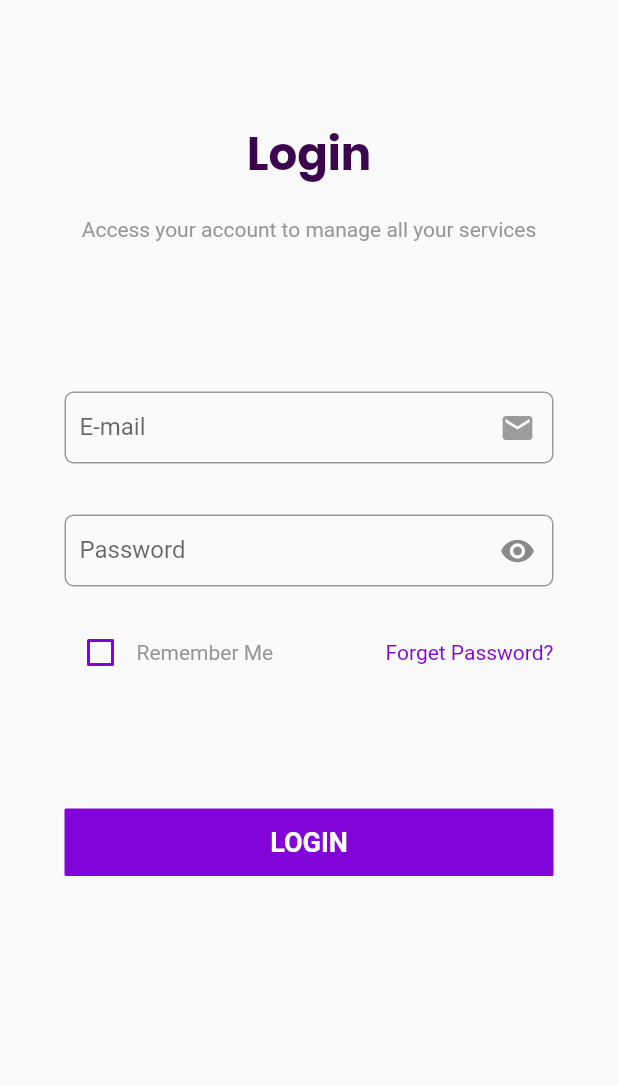
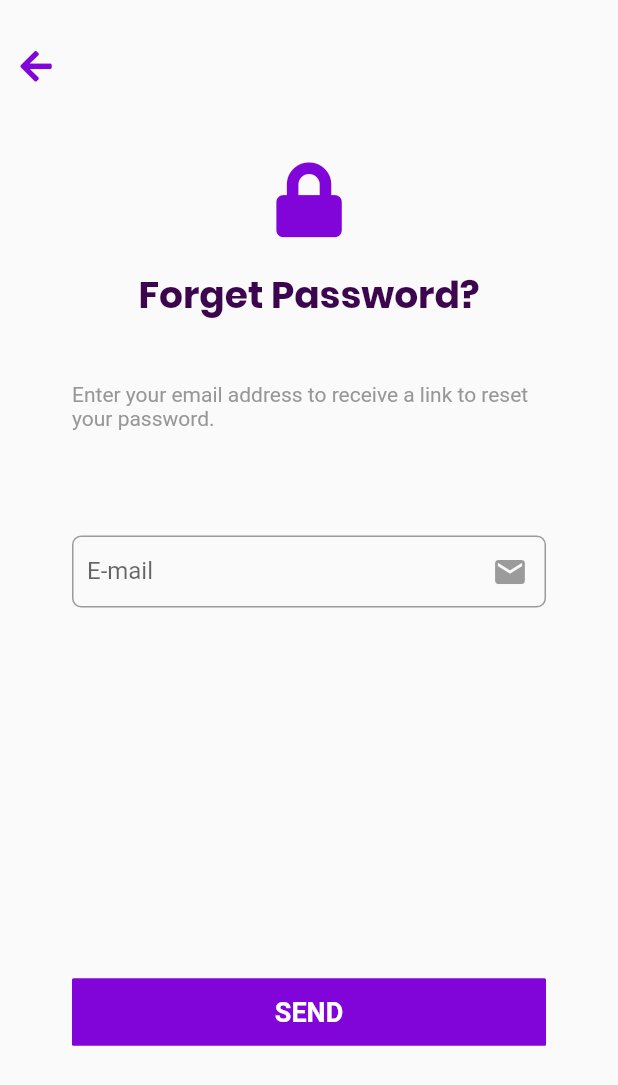
Before and after one commit to rgtstha/Flutter-Login-UI, a Flutter app: the screen it shows after launch, after a tap on "Forget Password?", on a phone screen of 412 x 824 dp. Shown: the top 1085 px of the screen. Run offline on Flutter 3.47's test engine with Material 2 defaults, Android fonts, the phone set to English and light mode, and no system bars; our stand-ins replace font_awesome_flutter.

Commit message:
forget password page added

```diff
--- a/lib/Login_page.dart
+++ b/lib/Login_page.dart
@@ -2,6 +2,7 @@ import 'package:flutter/material.dart';
 import 'package:flutter_ui/style_guide.dart';
 import 'widgets/CustomButton.dart';
 import 'widgets/InputWidget.dart';
+import 'package:flutter_ui/forget_password.dart';
 
 class LoginPage extends StatefulWidget {
   @override
@@ -83,7 +84,10 @@ class _LoginPageState extends State<LoginPage> {
                     Spacer(),
                     GestureDetector(
                       onTap: () {
-                        //Todo 1: Write code what to do if user pressed forget password.
+                        Navigator.push(context,
+                            MaterialPageRoute(builder: (context) {
+                          return ForgotPasswordPage();
+                        }));
                       },
                       child: Text(
                         'Forget Password?',
--- /dev/null
+++ b/lib/forget_password.dart
@@ -0,0 +1,79 @@
+import 'package:flutter/material.dart';
+import 'package:flutter_ui/style_guide.dart';
+import 'package:flutter_ui/widgets/CustomButton.dart';
+import 'package:flutter_ui/widgets/InputWidget.dart';
+import 'package:font_awesome_flutter/font_awesome_flutter.dart';
+
+class ForgotPasswordPage extends StatefulWidget {
+  @override
+  _ForgotPasswordPageState createState() => _ForgotPasswordPageState();
+}
+
+class _ForgotPasswordPageState extends State<ForgotPasswordPage> {
+  @override
+  Widget build(BuildContext context) {
+    return Scaffold(
+      body: SafeArea(
+        child: SingleChildScrollView(
+          child: Padding(
+            padding: const EdgeInsets.only(top: 20.0),
+            child: Column(
+              crossAxisAlignment: CrossAxisAlignment.start,
+              children: <Widget>[
+                IconButton(
+                  onPressed: () {
+                    Navigator.pop(context);
+                  },
+                  icon: Icon(FontAwesomeIcons.arrowLeft),
+                ),
+                Padding(
+                  padding: const EdgeInsets.fromLTRB(48, 40, 48, 0),
+                  child: Column(
+                    mainAxisAlignment: MainAxisAlignment.start,
+                    crossAxisAlignment: CrossAxisAlignment.center,
+                    children: <Widget>[
+                      Icon(
+                        FontAwesomeIcons.lock,
+                        size: 50.0,
+                      ),
+                      SizedBox(
+                        height: 20.0,
+                      ),
+                      Text(
+                        'Forget Password?',
+                        style: kHeadingStyle,
+                      ),
+                      SizedBox(
+                        height: 40.0,
+                      ),
+                      Text(
+                        kFPasswordHeadingText,
+                        style: kBodyStyle,
+                      ),
+                      SizedBox(
+                        height: 70.0,
+                      ),
+                      InputField(
+                        labelTitle: 'E-mail',
+                        trailingIcon: Icons.email,
+                      ),
+                      SizedBox(
+                        height: MediaQuery.of(context).size.height * 0.3,
+                      ),
+                      TapButton(
+                        onPressed: () {
+                          // Todo 3: write code for send button pressed.
+                        },
+                        title: 'SEND',
+                      )
+                    ],
+                  ),
+                ),
+              ],
+            ),
+          ),
+        ),
+      ),
+    );
+  }
+}
--- a/lib/main.dart
+++ b/lib/main.dart
@@ -11,8 +11,10 @@ class MyApp extends StatelessWidget {
       title: 'Flutter Demo',
       home: LoginPage(),
       theme: ThemeData(
-        primaryColor: Color(0xFF8105D8),
-      ),
+          primaryColor: Color(0xFF8105D8),
+          iconTheme: IconThemeData(
+            color: Color(0xFF8105D8),
+          )),
     );
   }
 }
--- a/lib/style_guide.dart
+++ b/lib/style_guide.dart
@@ -3,8 +3,11 @@ import 'package:flutter/cupertino.dart';
 const String kHeadingText = "Access your account to manage all "
     "your services";
 
+const String kFPasswordHeadingText =
+    "Enter your email address to receive a link to reset your password.";
+
 const kHeadingStyle = TextStyle(
-    fontSize: 30,
+    fontSize: 25,
     fontFamily: 'Poppins',
     color: Color(0xFF3B064D),
     fontWeight: FontWeight.w600);
--- a/pubspec.yaml
+++ b/pubspec.yaml
@@ -23,6 +23,7 @@ dependencies:
   # The following adds the Cupertino Icons font to your application.
   # Use with the CupertinoIcons class for iOS style icons.
   cupertino_icons: ^0.1.2
+  font_awesome_flutter: ^8.5.0
 
 dev_dependencies:
   flutter_test:
```
Also changed, not shown: pubspec.lock, 4 other files.
